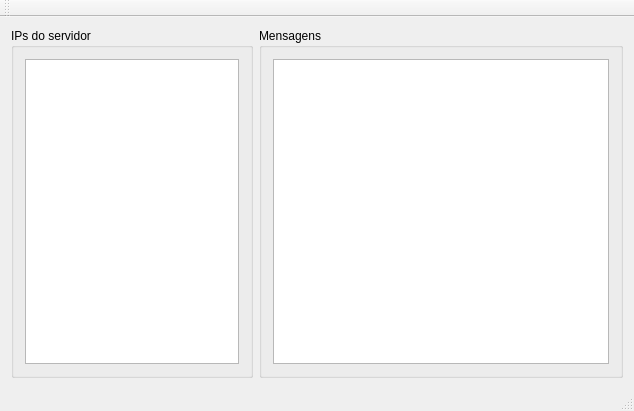
First picture: the form in QtTcpServer/mainwindow.ui, repository HemersonRafael/PA_qt, before the edit.
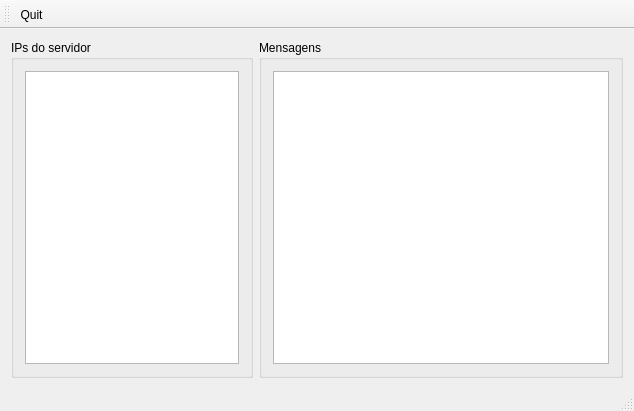
Second picture: the form after the edit.

```diff
--- a/QtTcpServer/mainwindow.ui
+++ b/QtTcpServer/mainwindow.ui
@@ -58,8 +58,17 @@
    <attribute name="toolBarBreak">
     <bool>false</bool>
    </attribute>
+   <addaction name="actionQuit"/>
   </widget>
   <widget class="QStatusBar" name="statusBar"/>
+  <action name="actionQuit">
+   <property name="checkable">
+    <bool>true</bool>
+   </property>
+   <property name="text">
+    <string>Quit</string>
+   </property>
+  </action>
  </widget>
  <layoutdefault spacing="6" margin="11"/>
  <resources/>
```
Left out of the diff: 2 changed lines with no effect on the pictures.
